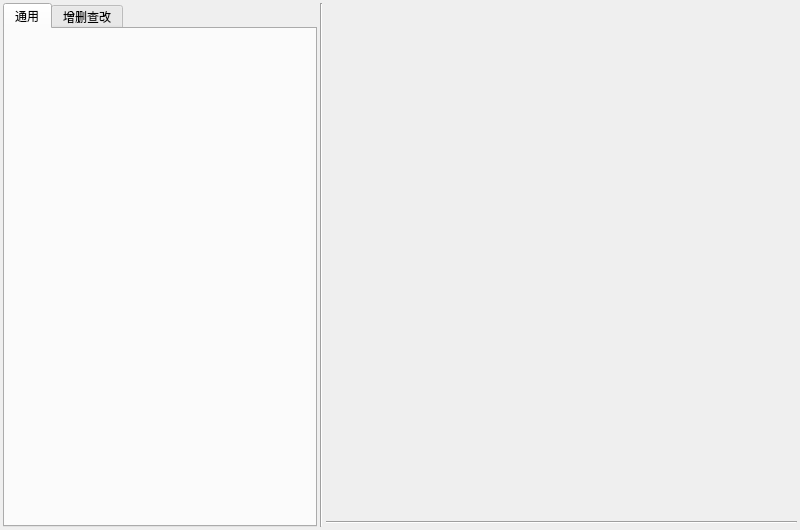
This is ui/src/ui_main.ui in PPJUST/Easy-ReNamer as Qt 5 draws it before an edit. The edited form follows.
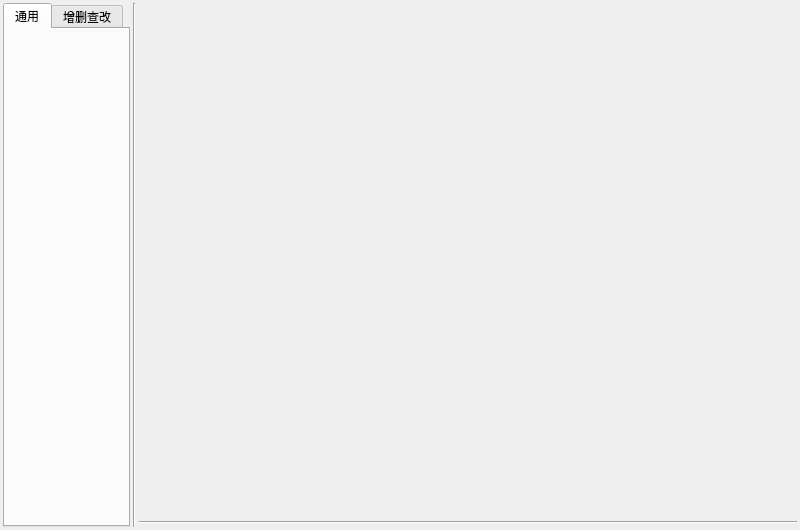
This is the edited form.

```diff
--- a/ui/src/ui_main.ui
+++ b/ui/src/ui_main.ui
@@ -14,7 +14,7 @@
    <string>Easy ReNamer</string>
   </property>
   <widget class="QWidget" name="centralwidget">
-   <layout class="QHBoxLayout" name="horizontalLayout_3" stretch="2,0,3">
+   <layout class="QHBoxLayout" name="horizontalLayout_3" stretch="0,0,1">
     <property name="spacing">
      <number>3</number>
     </property>
```
